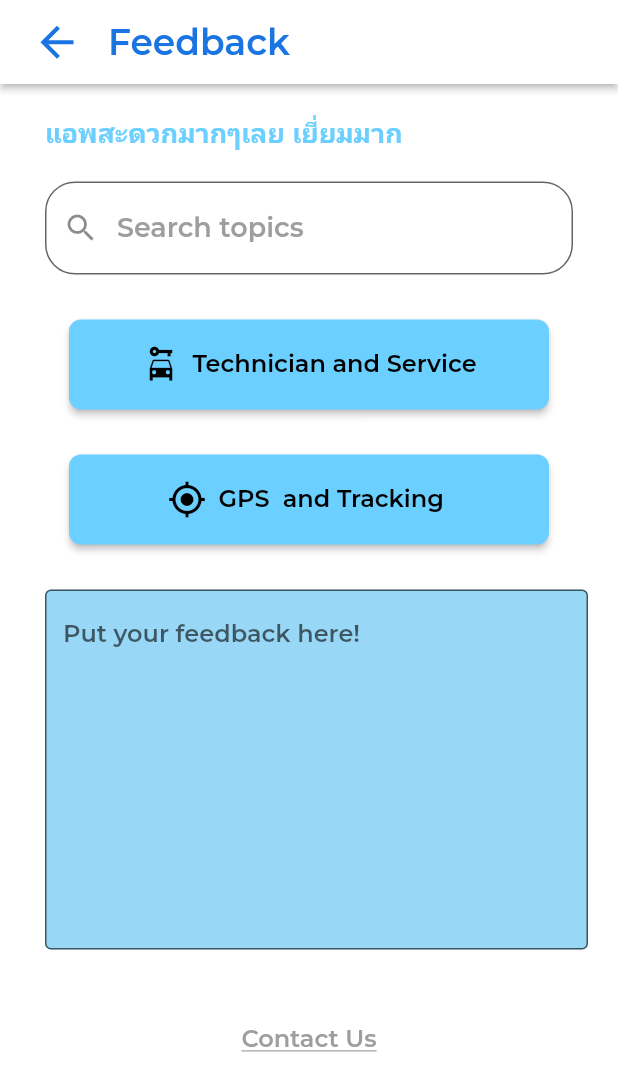
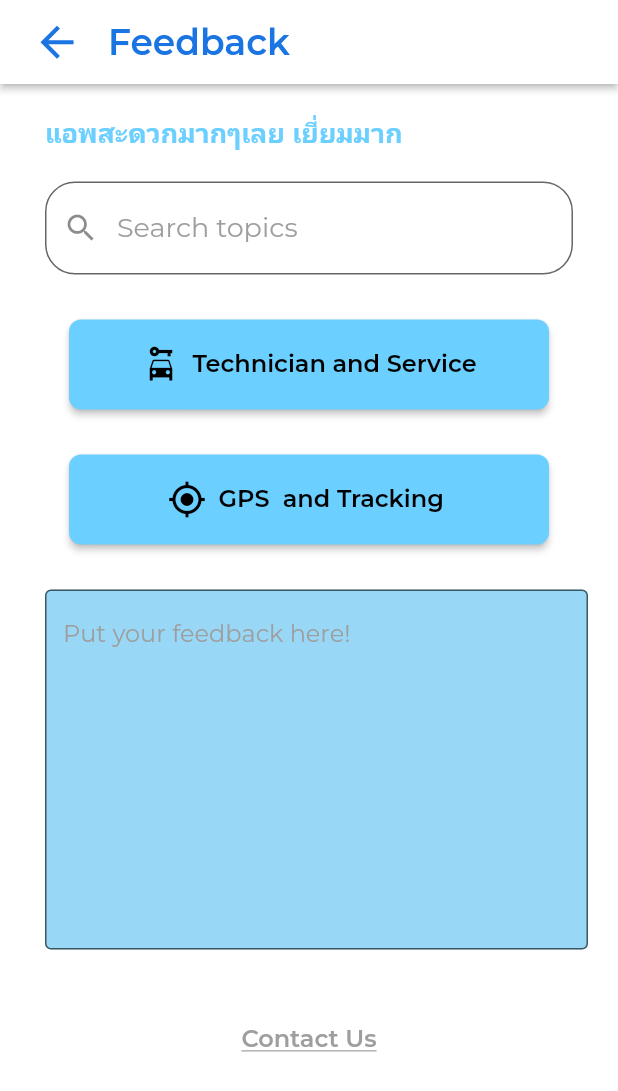
Before and after one commit to NeeTzXst/Evie_G04, a Flutter app: the helpCenter screen opened directly, after a tap on "Feedback", on a phone screen of 412 x 824 dp. Shown: the top 1091 px of the screen. Run offline on Flutter 3.47's test engine with Material 2 defaults, Android fonts, the light colour scheme and no system bars; drawn by our look-alikes of auto_size_text; our stand-ins replace cloud_firestore, firebase_core, font_awesome_flutter, geocoding, geolocator, google_fonts and 5 more; missing offline and left inert: flutter_polyline_points, google_map_polyline_new, json_path; accounts and stored records are empty; network calls fail.

Commit message:
commit change

```diff
--- a/lib/Screen/Drawer/AddCreditCard.dart
+++ b/lib/Screen/Drawer/AddCreditCard.dart
@@ -77,7 +77,7 @@ class _AddCreditCardWidgetState extends State<AddCreditCardWidget> {
         centerTitle: false,
         elevation: 2,
       ),
-      body: SafeArea(
+      body: SingleChildScrollView(
         child: GestureDetector(
           onTap: () => FocusScope.of(context).requestFocus(_unfocusNode),
           child: Column(
@@ -689,6 +689,7 @@ class _AddCreditCardWidgetState extends State<AddCreditCardWidget> {
                       width: 1,
                     ),
                     borderRadius: 10,
+                    decoration: BoxDecoration(),
                   ),
                 ),
               ),
--- a/lib/Screen/Drawer/Feedback.dart
+++ b/lib/Screen/Drawer/Feedback.dart
@@ -134,19 +134,18 @@ class _FeedbackWidgetState extends State<FeedbackWidget> {
                       border: OutlineInputBorder(
                           borderRadius: BorderRadius.circular(20.0)),
                       hintText: 'Search topics',
-                      hintStyle:
-                          FlutterFlowTheme.of(context).bodyText1.override(
-                                fontFamily: 'Montserrat',
-                                color: Color(0xFF9E9E9E),
-                                fontSize: 18,
-                              ),
-                      labelStyle:
-                          FlutterFlowTheme.of(context).bodyText1.override(
-                                fontFamily: 'Montserrat',
-                                color: Color(0xFF9E9E9E),
-                                fontSize: 18,
-                              ),
+                      hintStyle: TextStyle(
+                        fontSize: 18,
+                        fontFamily: 'Montserrat',
+                        color: Color(0xFF9E9E9E),
+                      ),
                     ),
+                    style: FlutterFlowTheme.of(context).bodyText1.override(
+                          fontFamily: 'Montserrat',
+                          color: Color(0xFF1A74E2),
+                          fontSize: 18,
+                          fontWeight: FontWeight.normal,
+                        ),
                     validator: (value) {
                       if (value!.isEmpty) {
                         print(value);
@@ -189,7 +188,8 @@ class _FeedbackWidgetState extends State<FeedbackWidget> {
                         color: Colors.transparent,
                         width: 1,
                       ),
-                      borderRadius: 8, decoration: BoxDecoration(),
+                      borderRadius: 8,
+                      decoration: BoxDecoration(),
                     ),
                   ),
                 ),
@@ -222,7 +222,8 @@ class _FeedbackWidgetState extends State<FeedbackWidget> {
                         color: Colors.transparent,
                         width: 1,
                       ),
-                      borderRadius: 8, decoration: BoxDecoration(),
+                      borderRadius: 8,
+                      decoration: BoxDecoration(),
                     ),
                   ),
                 ),
@@ -230,8 +231,15 @@ class _FeedbackWidgetState extends State<FeedbackWidget> {
                   padding: EdgeInsetsDirectional.fromSTEB(30, 30, 20, 0),
                   child: TextFormField(
                     maxLines: 10,
+                    textCapitalization: TextCapitalization.none,
+                    obscureText: false,
                     decoration: InputDecoration(
                       hintText: 'Put your feedback here!',
+                      hintStyle: TextStyle(
+                          fontFamily: 'Montserrat',
+                          color: Color(0xFF9E9E9E),
+                          fontSize: 16,
+                          fontWeight: FontWeight.normal),
                       border: OutlineInputBorder(
                           borderSide: BorderSide(color: Color(0xff6bcfff))),
                       filled: true,
@@ -239,8 +247,9 @@ class _FeedbackWidgetState extends State<FeedbackWidget> {
                     ),
                     style: FlutterFlowTheme.of(context).bodyText1.override(
                           fontFamily: 'Montserrat',
-                          color: Color(0xFF9E9E9E),
+                          color: Colors.black,
                           fontSize: 16,
+                          fontWeight: FontWeight.normal,
                         ),
                     validator: (value) {
                       if (value!.isEmpty) {
@@ -248,6 +257,7 @@ class _FeedbackWidgetState extends State<FeedbackWidget> {
                       }
                       return null;
                     },
+                    keyboardType: TextInputType.text,
                     onSaved: (value) {
                       // Do something with the feedback value
                     },
--- a/lib/Screen/Drawer/helpCenter.dart
+++ b/lib/Screen/Drawer/helpCenter.dart
@@ -94,12 +94,13 @@ class _helpCenterState extends State<helpCenter> {
                           fontFamily: 'Montserrat',
                           color: Color(0xFF9E9E9E),
                         ),
-                        labelStyle: TextStyle(
-                          fontSize: 18,
-                          fontFamily: 'Montserrat',
-                          color: Color(0xFF1A74E2),
-                        ),
                       ),
+                      style: FlutterFlowTheme.of(context).bodyText1.override(
+                            fontFamily: 'Montserrat',
+                            color: Color(0xFF1A74E2),
+                            fontSize: 18,
+                            fontWeight: FontWeight.normal,
+                          ),
                       validator: (value) {
                         if (value!.isEmpty) {
                           print(value);
@@ -143,7 +144,8 @@ class _helpCenterState extends State<helpCenter> {
                           color: Colors.transparent,
                           width: 1,
                         ),
-                        borderRadius: 8, decoration: BoxDecoration(),
+                        borderRadius: 8,
+                        decoration: BoxDecoration(),
                       ),
                     ),
                   ),
@@ -176,7 +178,8 @@ class _helpCenterState extends State<helpCenter> {
                           color: Colors.transparent,
                           width: 1,
                         ),
-                        borderRadius: 8, decoration: BoxDecoration(),
+                        borderRadius: 8,
+                        decoration: BoxDecoration(),
                       ),
                     ),
                   ),
@@ -189,7 +192,7 @@ class _helpCenterState extends State<helpCenter> {
                         size: 26,
                       ),
                       onPressed: () {
-                        print('Feedbac Button pressed ...');
+                        print('Feedback Button pressed ...');
                         Navigator.push(
                             context,
                             MaterialPageRoute(
@@ -209,7 +212,8 @@ class _helpCenterState extends State<helpCenter> {
                           color: Colors.transparent,
                           width: 1,
                         ),
-                        borderRadius: 8, decoration: BoxDecoration(),
+                        borderRadius: 8,
+                        decoration: BoxDecoration(),
                       ),
                     ),
                   ),
--- a/lib/Screen/Drawer/myPayment.dart
+++ b/lib/Screen/Drawer/myPayment.dart
@@ -74,7 +74,8 @@ class _MyWidgetState extends State<myPayment> {
                       width: 330,
                       height: 55,
                       color: Color.fromARGB(216, 107, 208, 255),
-                    textStyle: FlutterFlowTheme.of(context).subtitle2.override(
+                      textStyle:
+                          FlutterFlowTheme.of(context).subtitle2.override(
                                 fontFamily: 'Montserrat',
                                 color: Color(0xFF1A74E2),
                                 fontSize: 20,
@@ -84,7 +85,7 @@ class _MyWidgetState extends State<myPayment> {
                         width: 1,
                       ),
                       borderRadius: 10,
-                  ),
+                      decoration: BoxDecoration()),
                 ),
               ],
             ),
```
Lines whose indentation alone changed are shown as unchanged.
